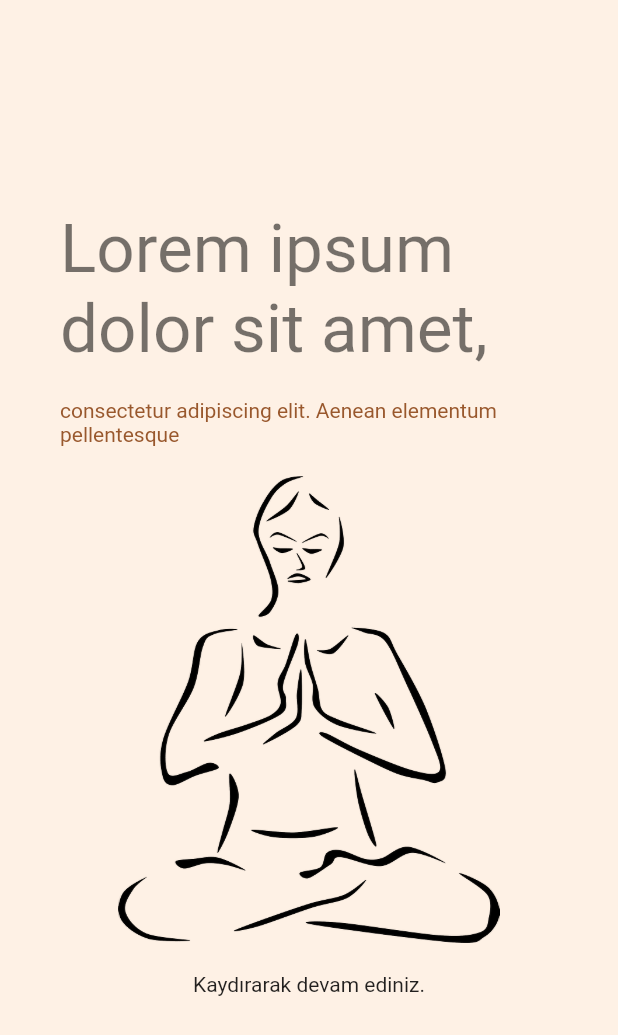
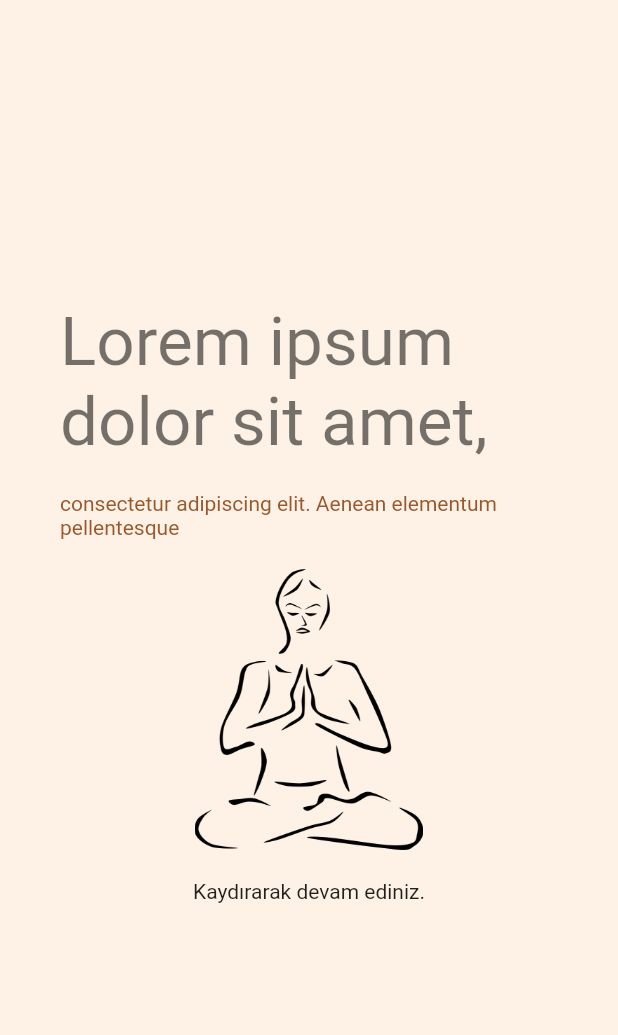
Before and after one commit to ulasyl/design, a Flutter app: the screen it shows after launch, on a phone screen of 412 x 824 dp. Shown: the top 1035 px of the screen. Run offline on Flutter 3.47's test engine with Material 2 defaults, Android fonts, the phone set to English and light mode, and no system bars; missing offline and left inert: dart:ffi.

Commit message:
Güncelleme

```diff
--- a/lib/main.dart
+++ b/lib/main.dart
@@ -17,7 +17,7 @@ class MyApp extends StatelessWidget {
   Widget build(BuildContext context) {
 
     return MaterialApp(
-      title: 'Proje',
+      title: 'Meditation Application',
       debugShowCheckedModeBanner: false,
       theme: ThemeData(
         appBarTheme: const AppBarTheme(
--- a/lib/screens/first_screen.dart
+++ b/lib/screens/first_screen.dart
@@ -35,7 +35,7 @@ class _karsilamaState extends State<karsilama> {
                     ),),
                   ),
                   AspectRatio(
-                    aspectRatio: 16/15,
+                    aspectRatio: 16/9,
                     child: Image.asset("assets/images/gorsel1.png",height: 300)),
                   const Padding(
                     padding: EdgeInsets.symmetric(vertical: 20.0),
--- a/lib/screens/meditation_screen.dart
+++ b/lib/screens/meditation_screen.dart
@@ -30,7 +30,7 @@ class _meditationScreenState extends State<meditationScreen> {
               padding: EdgeInsets.all(containerPadding),
               height: 400,
               decoration: BoxDecoration(
-                gradient: LinearGradient(colors: [Colors.orange,sixthColor], begin: Alignment.topCenter),
+                gradient: LinearGradient(colors: [Color.fromARGB(255, 217, 217, 217),sixthColor], begin: Alignment.topCenter),
                 borderRadius: const BorderRadius.only(
                   topLeft: Radius.circular(20),
                   topRight: Radius.circular(20)
```
